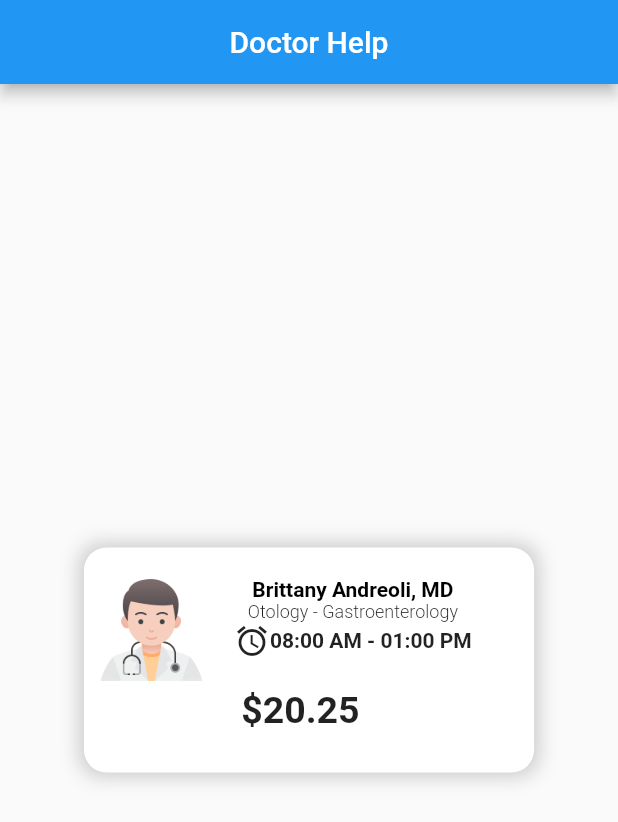
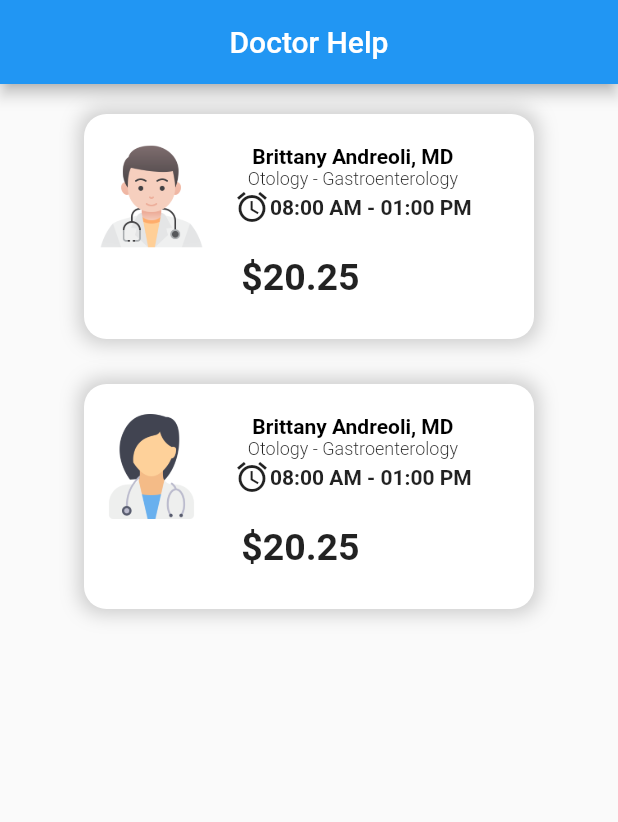
Before and after one commit to vatiza/Flutter_Widgets_Learning, a Flutter app: the screen it shows after launch, on a phone screen of 412 x 824 dp. Shown: the top 822 px of the screen. Run offline on Flutter 3.47's test engine with Material 2 defaults, Android fonts, the light colour scheme and no system bars.

Commit message:
complete 2 card

```diff
--- a/lib/mainpage.dart
+++ b/lib/mainpage.dart
@@ -11,7 +11,10 @@ class MainPage extends StatelessWidget {
         title: const Text('Doctor Help'),
         centerTitle: true,
       ),
-      body: Center(
+      body: Column(
+        children: [
+          const Padding(padding: EdgeInsets.only(top: 20)),
+          Center(
             child: Container(
                 width: 300,
                 height: 150,
@@ -42,7 +45,8 @@ class MainPage extends StatelessWidget {
                           Text(
                             'Brittany Andreoli, MD',
                             style: TextStyle(
-                            fontWeight: FontWeight.bold, color: Colors.black),
+                                fontWeight: FontWeight.bold,
+                                color: Colors.black),
                           ),
                           Text(
                             'Otology - Gastroenterology',
@@ -67,7 +71,8 @@ class MainPage extends StatelessWidget {
                                 Text(
                                   '\$20.25',
                                   style: TextStyle(
-                                  fontWeight: FontWeight.bold, fontSize: 25),
+                                      fontWeight: FontWeight.bold,
+                                      fontSize: 25),
                                 ),
                               ],
                             ),
@@ -78,6 +83,87 @@ class MainPage extends StatelessWidget {
                   ],
                 )),
           ),
+          const SizedBox(
+            height: 30,
+          ),
+
+          //! second Card
+          Column(
+            children: [
+              Center(
+                child: Container(
+                    width: 300,
+                    height: 150,
+                    decoration: BoxDecoration(
+                        color: Colors.white,
+                        borderRadius: BorderRadius.circular(15),
+                        boxShadow: [
+                          BoxShadow(
+                            color: Colors.grey.withOpacity(0.5),
+                            spreadRadius: 3,
+                            blurRadius: 10,
+                          ),
+                        ]),
+                    child: Row(
+                      crossAxisAlignment: CrossAxisAlignment.start,
+                      children: [
+                        Padding(
+                          padding: const EdgeInsets.only(top: 20, left: 10),
+                          child: Image.asset(
+                            "assets/img/female.png",
+                            height: 70,
+                          ),
+                        ),
+                        const Padding(
+                          padding: EdgeInsets.only(top: 20, left: 20),
+                          child: Column(
+                            children: [
+                              Text(
+                                'Brittany Andreoli, MD',
+                                style: TextStyle(
+                                    fontWeight: FontWeight.bold,
+                                    color: Colors.black),
+                              ),
+                              Text(
+                                'Otology - Gastroenterology',
+                                style: TextStyle(
+                                    fontWeight: FontWeight.w300, fontSize: 12),
+                              ),
+                              Row(
+                                children: [
+                                  Icon(
+                                    Icons.access_alarm,
+                                  ),
+                                  Text(
+                                    '08:00 AM - 01:00 PM',
+                                    style:
+                                        TextStyle(fontWeight: FontWeight.bold),
+                                  )
+                                ],
+                              ),
+                              Padding(
+                                padding: EdgeInsets.only(right: 70, top: 20),
+                                child: Row(
+                                  children: [
+                                    Text(
+                                      '\$20.25',
+                                      style: TextStyle(
+                                          fontWeight: FontWeight.bold,
+                                          fontSize: 25),
+                                    ),
+                                  ],
+                                ),
+                              )
+                            ],
+                          ),
+                        )
+                      ],
+                    )),
+              ),
+            ],
+          )
+        ],
+      ),
     );
   }
 }
```
Lines whose indentation alone changed are shown as unchanged.
